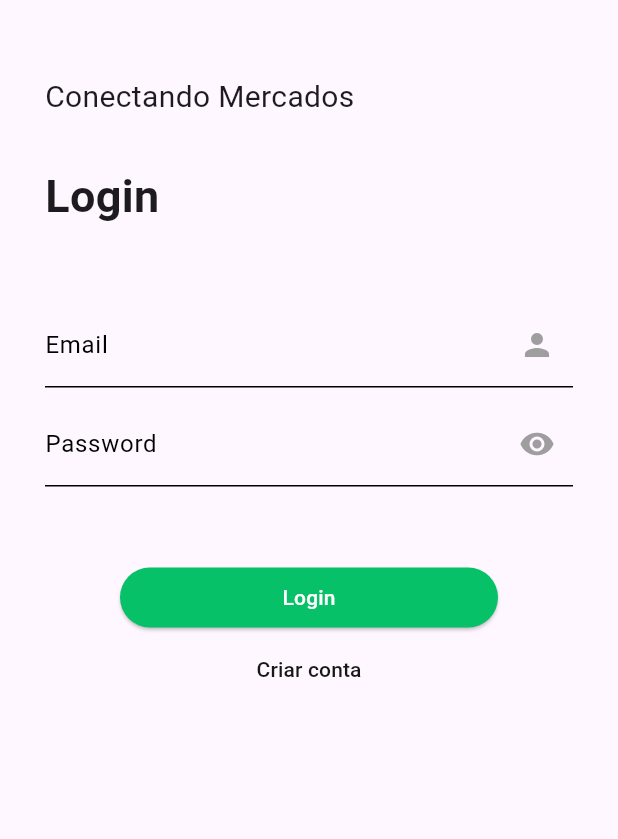
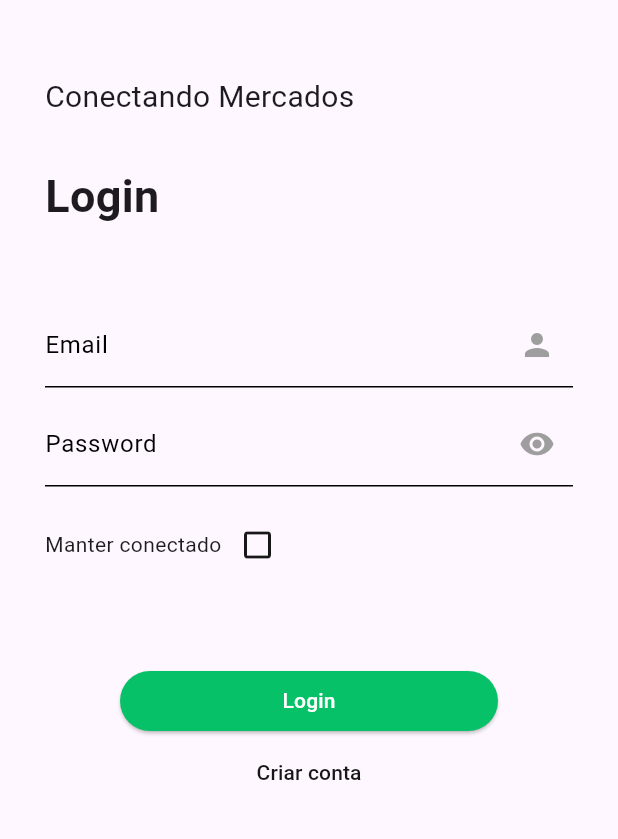
Before and after one commit to Grupo-13-Senac/BShop, a Flutter app: the LoginPage screen opened directly, on a phone screen of 412 x 824 dp, the part 319-1158 px from its top. Run offline on Flutter 3.47's test engine with Material 3 defaults, Android fonts, the phone set to English and light mode, and no system bars; our stand-ins replace flutter_blue, get, lottie, permission_handler, shared_preferences; missing offline and left inert: ff_navigation_bar_plus; accounts and stored records are empty.

```diff
--- a/lib/main.dart
+++ b/lib/main.dart
@@ -1,4 +1,3 @@
-import 'package:bshop/bluetooth%20controller/ble_controller.dart';
 import 'package:flutter/material.dart';
 
 import 'pages/homePage.dart';
--- a/lib/pages/compras.dart
+++ b/lib/pages/compras.dart
@@ -1,4 +1,4 @@
-import 'package:bshop/colors.dart';
+import 'package:bshop/Design/colors.dart';
 import 'package:flutter/material.dart';
 import 'package:lottie/lottie.dart';
 
--- a/lib/pages/homePage.dart
+++ b/lib/pages/homePage.dart
@@ -1,4 +1,4 @@
-import 'package:bshop/colors.dart';
+import 'package:bshop/Design/colors.dart';
 import 'package:bshop/pages/compras.dart';
 import 'package:bshop/pages/perfil.dart';
 import 'package:bshop/pages/mercados.dart';
--- a/lib/pages/loginPage.dart
+++ b/lib/pages/loginPage.dart
@@ -1,6 +1,6 @@
-import 'package:bshop/colors.dart';
+import 'package:bshop/Design/colors.dart';
 import 'package:bshop/pages/homePage.dart';
-import 'package:bshop/splashScreen.dart';
+import 'package:bshop/Design/splashScreen.dart';
 import 'package:bshop/userLogin.dart';
 import 'package:flutter/material.dart';
 
@@ -24,6 +24,8 @@ TextEditingController _controllerPass = TextEditingController();
 class _LoginPageState extends State<LoginPage> {
 
   bool _visible = true;
+  bool _conected = false;
+  String loginerror = "";
 
   @override
   Widget build(BuildContext context) {
@@ -113,10 +115,28 @@ class _LoginPageState extends State<LoginPage> {
                 ),
                 style: TextStyle(color: Colors.black),
               ),
+              Padding(
+                padding: const EdgeInsets.symmetric(vertical: 15),
+                child: Row(
+                  children: [
+                    Text('Manter conectado'),
+                    IconButton(
+                      icon: _conected
+                          ? Icon(Icons.check_box, color: kPrimareColor) // Substituí por uma cor padrão, substitua conforme necessário
+                          : Icon(Icons.check_box_outline_blank, color: kSecondaryColor,),
+                      onPressed: () {
+                        setState(() {
+                          _conected = !_conected;
 
-              SizedBox(
-                height: 50,
+                        });
+                      },
+                    )
+                  ],
+                ),
               ),
+              Text(loginerror, style: TextStyle(color: Colors.red,
+              fontWeight: FontWeight.w400),),
+              SizedBox(height: 20),
               Padding(
                 padding: const EdgeInsets.symmetric(horizontal: 50),
                 child: Row(
@@ -135,12 +155,18 @@ class _LoginPageState extends State<LoginPage> {
                                     builder: (BuildContext context) => SplashScreen()));
                                 _controllerPass.clear();
                                 _controllerUser.clear();
+                                loginerror = "";
                               } else if (_controllerPass.text == password2 && _controllerUser.text == user2) {
                                 currentUser = LoggedInUser.user2;
                                 Navigator.of(context).pushReplacement(MaterialPageRoute(
                                     builder: (BuildContext context) => SplashScreen()));
                                 _controllerPass.clear();
                                 _controllerUser.clear();
+                                loginerror = "";
+                              }else{
+                                setState(() {
+                                  loginerror = "Usuário ou Senha inválidos";
+                                });
                               }
                             });
                           },
--- a/lib/pages/mercados.dart
+++ b/lib/pages/mercados.dart
@@ -1,4 +1,4 @@
-import 'package:bshop/colors.dart';
+import 'package:bshop/Design/colors.dart';
 import 'package:bshop/itens.dart';
 import 'package:flutter/material.dart';
 
--- a/lib/pages/perfil.dart
+++ b/lib/pages/perfil.dart
@@ -1,4 +1,4 @@
-import 'package:bshop/colors.dart';
+import 'package:bshop/Design/colors.dart';
 import 'package:bshop/pages/loginPage.dart';
 import 'package:bshop/userLogin.dart';
 import 'package:flutter/material.dart';
```
Also changed, not shown: lib/Bluetooth page test/beacon page test.dart (added, +98 -0 lines), lib/bluetooth controller/ble_controller.dart (+0 -89 lines), lib/pages/minhaLista.dart (+7 -2 lines), lib/Design/colors.dart (renamed from lib/colors.dart), lib/Design/splashScreen.dart (renamed from lib/splashScreen.dart), 1 other file.
